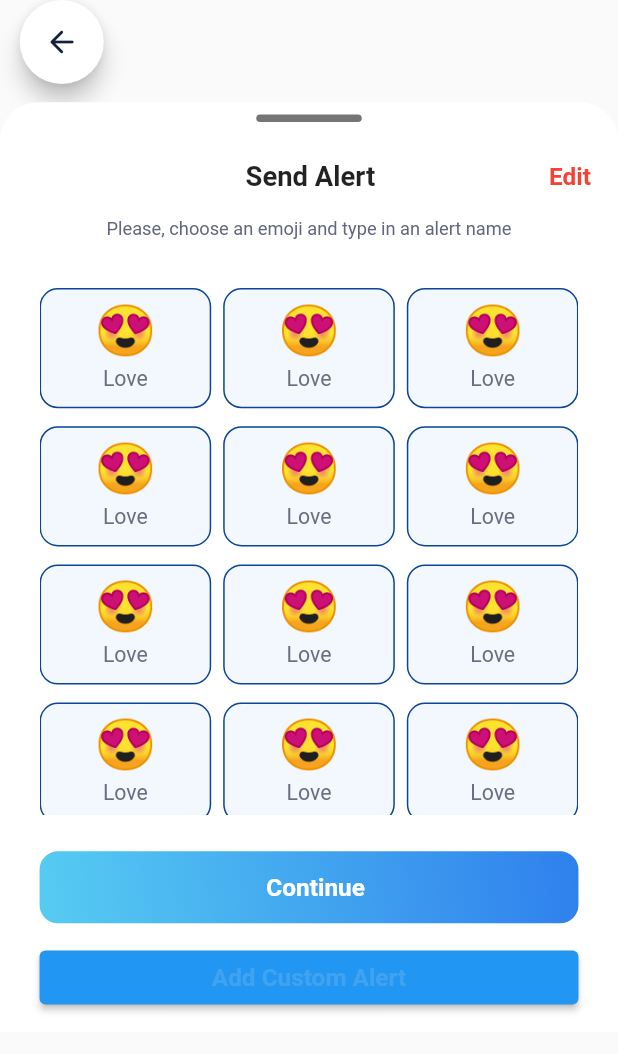
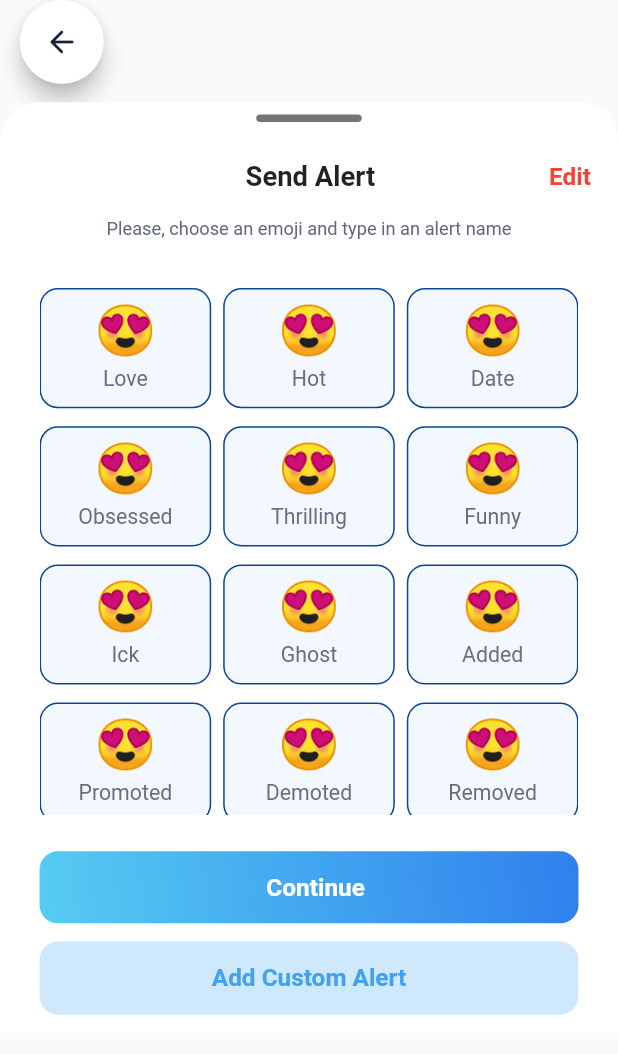
Before and after one commit to mikegitdev/testcode, a Flutter app: the SendAlertBottom widget shown alone on an empty page, opened directly, on a phone screen of 412 x 824 dp. Shown: the top 1054 px of the screen. Run offline on Flutter 3.47's test engine with Material 2 defaults, Android fonts, the phone set to English and light mode, and no system bars; our stand-ins replace flutter_screenutil, flutter_svg, get, image_cropper, image_picker, photo_view and 1 more; network calls fail; Roboto replaces fonts that are missing (Proxima-Nova).

Commit message:
fixed bugs

```diff
--- a/lib/inner/bottom_sheet/create_alert_bottom.dart
+++ b/lib/inner/bottom_sheet/create_alert_bottom.dart
@@ -28,7 +28,7 @@ class CreateAlertBottom extends StatelessWidget {
                 Get.back();
               },
               backgroundColor: AppColor.white,
-              child: Icon(
+              child: const Icon(
                 Icons.arrow_back_rounded,
                 color: AppColor.c15213B,
               ),
@@ -85,7 +85,7 @@ class CreateAlertBottom extends StatelessWidget {
                   child: GridView.builder(
                     scrollDirection: Axis.horizontal,
                     // physics: NeverScrollableScrollPhysics(),
-                    gridDelegate: SliverGridDelegateWithMaxCrossAxisExtent(
+                    gridDelegate: const SliverGridDelegateWithMaxCrossAxisExtent(
                         maxCrossAxisExtent: 60,
                         childAspectRatio: 1,
                         crossAxisSpacing: 8,
@@ -130,7 +130,7 @@ class CreateAlertBottom extends StatelessWidget {
                       ),
                       border: OutlineInputBorder(
                         borderSide:
-                            BorderSide(width: 0, style: BorderStyle.none),
+                            const BorderSide(width: 0, style: BorderStyle.none),
                         borderRadius: BorderRadius.all(Radius.circular(12.r)),
                       ),
                     ),
--- a/lib/inner/bottom_sheet/send_alert_bottom.dart
+++ b/lib/inner/bottom_sheet/send_alert_bottom.dart
@@ -1,3 +1,5 @@
+import 'dart:developer';
+
 import 'package:flutter/material.dart';
 import 'package:flutter_screenutil/flutter_screenutil.dart';
 import 'package:get/get.dart';
@@ -5,12 +7,16 @@ import 'package:tasker/app_utils/app_color.dart';
 import 'package:tasker/app_route/app_route_name.dart';
 import 'package:tasker/app_utils/app_text_style.dart';
 import 'package:tasker/emoji_single.dart';
+import 'package:tasker/inner/local_back.dart';
+import 'package:tasker/inner/rostr_info/inner_controller.dart';
 
 import 'create_alert_bottom.dart';
 import 'share_alert_bottom.dart';
 
 class SendAlertBottom extends StatelessWidget {
-  const SendAlertBottom({Key? key}) : super(key: key);
+  const SendAlertBottom({
+    Key? key,
+  }) : super(key: key);
 
   @override
   Widget build(BuildContext context) {
@@ -26,7 +32,7 @@ class SendAlertBottom extends StatelessWidget {
               Get.back();
             },
             backgroundColor: AppColor.white,
-            child: Icon(
+            child: const Icon(
               Icons.arrow_back_rounded,
               color: AppColor.c15213B,
             ),
@@ -88,7 +94,7 @@ class SendAlertBottom extends StatelessWidget {
                 padding: EdgeInsets.symmetric(horizontal: 24.w),
                 height: 346.h,
                 child: GridView.builder(
-                  physics: const NeverScrollableScrollPhysics(),
+                  // physics: const NeverScrollableScrollPhysics(),
                   gridDelegate: const SliverGridDelegateWithMaxCrossAxisExtent(
                     maxCrossAxisExtent: 140,
                     childAspectRatio: 3 / 2.1,
@@ -96,12 +102,15 @@ class SendAlertBottom extends StatelessWidget {
                     mainAxisSpacing: 12,
                   ),
                   itemBuilder: (BuildContext ctx, index) {
-                    return EmojiSIngle(
+                    return GestureDetector(
+                      onTap: () {},
+                      child: EmojiSIngle(
                         emoji: '😍',
-                      emojiName: 'Love',
+                        emojiName: emojiTextList[index].emojiText,
+                      ),
                     );
                   },
-                  itemCount: 12,
+                  itemCount: emojiTextList.length,
                 ),
               ),
               24.verticalSpace,
@@ -118,7 +127,7 @@ class SendAlertBottom extends StatelessWidget {
                           isScrollControlled: true,
                           backgroundColor: Colors.transparent,
                           builder: (context) {
-                            return ShareAlertBottom();
+                            return const ShareAlertBottom();
                           });
                     }, //AppColor.gradient_03
                     style: ElevatedButton.styleFrom(
@@ -143,7 +152,11 @@ class SendAlertBottom extends StatelessWidget {
               12.verticalSpace,
               Padding(
                 padding: EdgeInsets.symmetric(horizontal: 24.w),
-                child: ElevatedButton(
+                child: MaterialButton(
+                  elevation: 0,
+                  height: 48.h,
+                  color: AppColor.cCFE8FB,
+                  shape: RoundedRectangleBorder(borderRadius: BorderRadius.circular(12.r)),
                   onPressed: () {
                     // sendAlert(context);
                     showModalBottomSheet(
@@ -151,7 +164,7 @@ class SendAlertBottom extends StatelessWidget {
                         isScrollControlled: true,
                         backgroundColor: Colors.transparent,
                         builder: (context) {
-                            return CreateAlertBottom();
+                          return const CreateAlertBottom();
                         });
                   },
                   child: Row(
@@ -160,11 +173,12 @@ class SendAlertBottom extends StatelessWidget {
                     children: [
                       Text(
                         'Add Custom Alert',
-                          style: AppTextStyle.boldNormal.copyWith(
-                              color: AppColor.c41A3F0, fontSize: 16.sp),
+                        style: AppTextStyle.boldNormal
+                            .copyWith(color: AppColor.c41A3F0, fontSize: 16.sp),
                       ),
                     ],
-                    )),
+                  ),
+                ),
               ),
               12.verticalSpace,
             ],
--- a/lib/inner/local_back.dart
+++ b/lib/inner/local_back.dart
@@ -1,6 +1,28 @@
 import 'package:flutter/material.dart';
+import 'package:tasker/emoji_text.dart';
 
 import 'helper_class.dart';
+
+class EmojiTextList{
+  String emojiText;
+
+
+  EmojiTextList({required this.emojiText});
+}
+List<EmojiTextList> emojiTextList = [
+  EmojiTextList(emojiText: "Love"),
+  EmojiTextList(emojiText: "Hot"),
+  EmojiTextList(emojiText: "Date"),
+  EmojiTextList(emojiText: "Obsessed"),
+  EmojiTextList(emojiText: "Thrilling"),
+  EmojiTextList(emojiText: "Funny"),
+  EmojiTextList(emojiText: "Ick"),
+  EmojiTextList(emojiText: "Ghost"),
+  EmojiTextList(emojiText: "Added"),
+  EmojiTextList(emojiText: "Promoted"),
+  EmojiTextList(emojiText: "Demoted"),
+  EmojiTextList(emojiText: "Removed"),
+];
 
 List<Tags> tags = [
   Tags(lookTitle: "Hot", lookColor: Colors.red),
--- a/lib/inner/rostr_info/inner_controller.dart
+++ b/lib/inner/rostr_info/inner_controller.dart
@@ -2,6 +2,7 @@ import 'package:get/get.dart';
 
 class InnerController extends GetxController {
   final count = 0.obs;
+  bool isPressed = false;
   @override
   void onInit() {
     super.onInit();
@@ -16,4 +17,9 @@ class InnerController extends GetxController {
   void onClose() {
     super.onClose();
   }
+
+  void pressFunction(){
+    isPressed = !isPressed;
+    update();
+  }
 }
--- a/lib/inner/rostr_info/inner_screen.dart
+++ b/lib/inner/rostr_info/inner_screen.dart
@@ -34,8 +34,8 @@ class InnerScreen extends StatelessWidget {
               onTap: () {
                 Navigator.of(context, rootNavigator: true).push(
                   MaterialPageRoute(
-                    builder: (context) => PhotoViewPage(
-                      images: const [
+                    builder: (context) => const PhotoViewPage(
+                      images: [
                         "https://faces-img.xcdn.link/thumb-lorem-face-6225_thumb.jpg",
                         "https://faces-img.xcdn.link/thumb-lorem-face-5883_thumb.jpg",
                         "https://faces-img.xcdn.link/thumb-lorem-face-2752_thumb.jpg",
```
Lines whose indentation alone changed are shown as unchanged.
